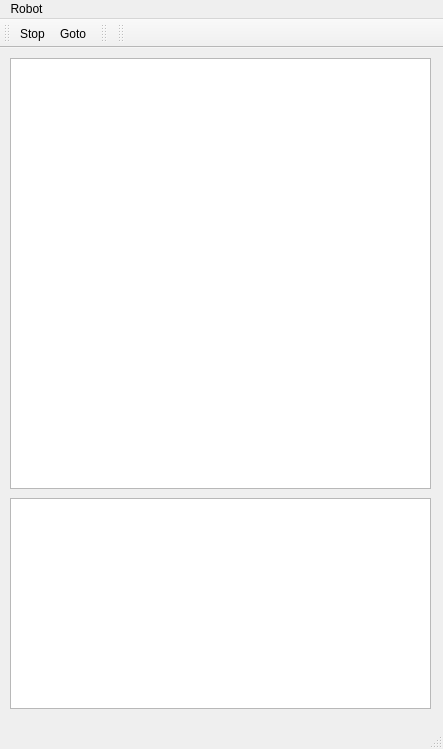
This is gui-py/robotgui.ui in cfezequiel/mscs-thesis as Qt 5 draws it before an edit. The edited form follows.
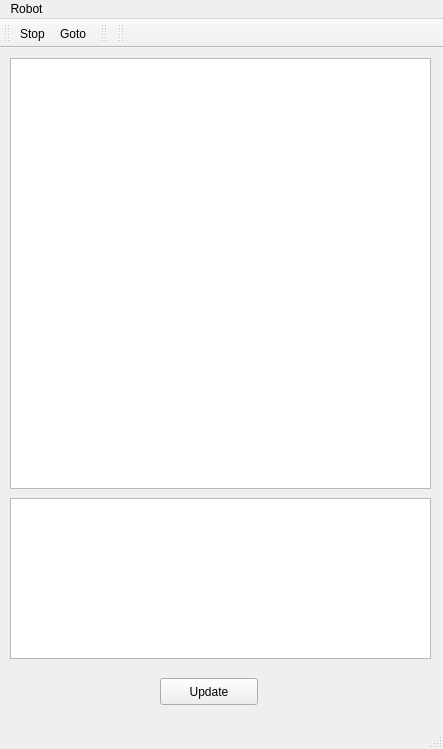
This is the edited form.

Diff of the .ui file:
```diff
--- a/gui-py/robotgui.ui
+++ b/gui-py/robotgui.ui
@@ -30,10 +30,23 @@
       <x>10</x>
       <y>450</y>
       <width>421</width>
-      <height>211</height>
+      <height>161</height>
      </rect>
     </property>
    </widget>
+   <widget class="QPushButton" name="buttonUpdate">
+    <property name="geometry">
+     <rect>
+      <x>160</x>
+      <y>630</y>
+      <width>98</width>
+      <height>27</height>
+     </rect>
+    </property>
+    <property name="text">
+     <string>Update</string>
+    </property>
+   </widget>
   </widget>
   <widget class="QMenuBar" name="menuBar">
    <property name="geometry">
```
Left out of the diff: 4 changed lines with no effect on the pictures.
